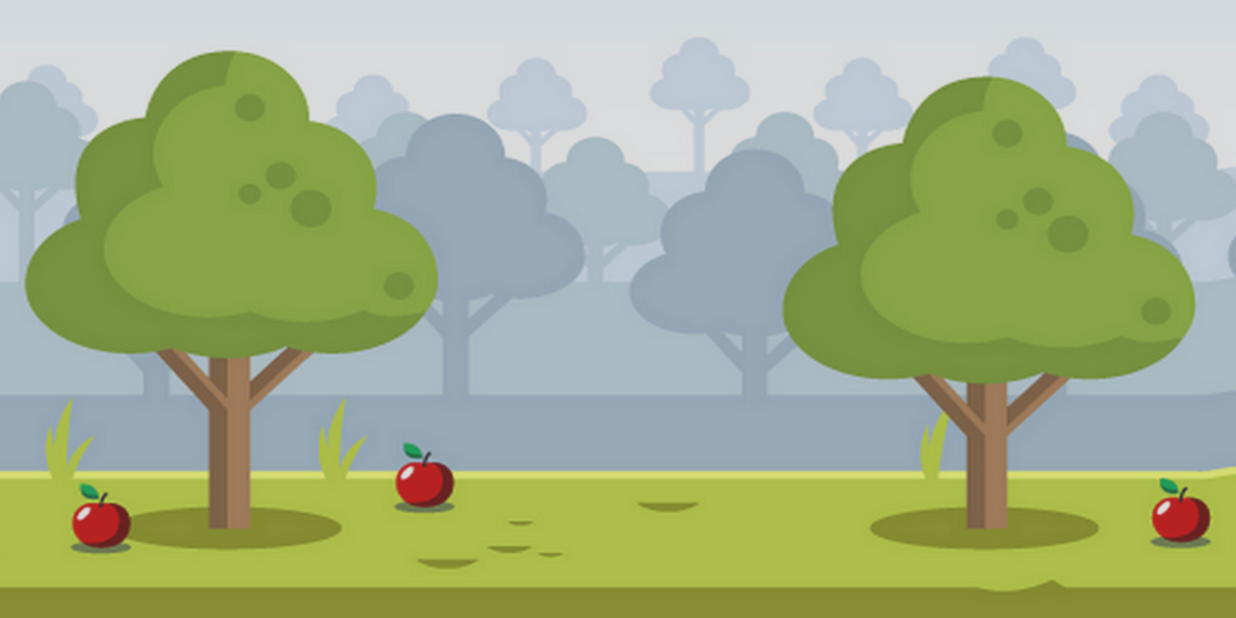
After one commit to AndorSebo/newton, an Android app: the GameActivity screen opened directly, with no data from a screen before it, on a phone screen of 824 x 412 dp (held sideways). The commit adds this screen. Run offline under Robolectric (Android 15) with nearby library versions, the phone set to English and light mode, and no system bars.

Commit message:
GameActivity + Load animations

```diff
--- /dev/null
+++ b/Newton/Newton'sApple/app/src/main/java/hu/newtonsapple/andor/GameActivity.java
@@ -0,0 +1,25 @@
+package hu.newtonsapple.andor;
+
+import android.content.Intent;
+import android.support.v7.app.AppCompatActivity;
+import android.os.Bundle;
+import android.view.WindowManager;
+
+public class GameActivity extends AppCompatActivity {
+
+    @Override
+    protected void onCreate(Bundle savedInstanceState) {
+        super.onCreate(savedInstanceState);
+        setContentView(R.layout.activity_game);
+        getWindow().setFlags(WindowManager.LayoutParams.FLAG_FULLSCREEN,WindowManager.LayoutParams.FLAG_FULLSCREEN);
+        overridePendingTransition(R.anim.scale_from_corner, R.anim.scale_to_corner);
+    }
+
+    @Override
+    public void onBackPressed() {
+
+        Intent menu = new Intent(GameActivity.this,MainActivity.class);
+        startActivity(menu);
+        finish();
+    }
+}
--- /dev/null
+++ b/Newton/Newton'sApple/app/src/main/res/anim/scale_from_corner.xml
@@ -0,0 +1,6 @@
+<set xmlns:android="http://schemas.android.com/apk/res/android">
+    <scale android:fromYScale="0" android:toYScale="1.0"
+        android:fromXScale="0" android:toXScale="1.0"
+        android:duration="500" android:pivotX="100%"
+        android:pivotY="100%" />
+</set>
--- /dev/null
+++ b/Newton/Newton'sApple/app/src/main/res/anim/scale_to_corner.xml
@@ -0,0 +1,5 @@
+<set xmlns:android="http://schemas.android.com/apk/res/android">
+    <scale android:fromYScale="1.0" android:toYScale="0"
+        android:fromXScale="1.0" android:toXScale="0"
+        android:duration="500"/>
+</set>
--- /dev/null
+++ b/Newton/Newton'sApple/app/src/main/res/layout/activity_game.xml
@@ -0,0 +1,12 @@
+<?xml version="1.0" encoding="utf-8"?>
+<LinearLayout xmlns:android="http://schemas.android.com/apk/res/android"
+    xmlns:app="http://schemas.android.com/apk/res-auto"
+    xmlns:tools="http://schemas.android.com/tools"
+    android:layout_width="match_parent"
+    android:layout_height="match_parent"
+    tools:context="hu.newtonsapple.andor.GameActivity"
+    android:background="@drawable/background">
+
+
+
+</LinearLayout>
```
Also changed, not shown: Newton/Newton'sApple/app/src/main/AndroidManifest.xml (+6 -1 lines), Newton/Newton'sApple/app/src/main/java/hu/newtonsapple/andor/MainActivity.java (+6 -2 lines), Newton/Newton'sApple/app/src/main/res/drawable/background.png (added), 2 other files.
